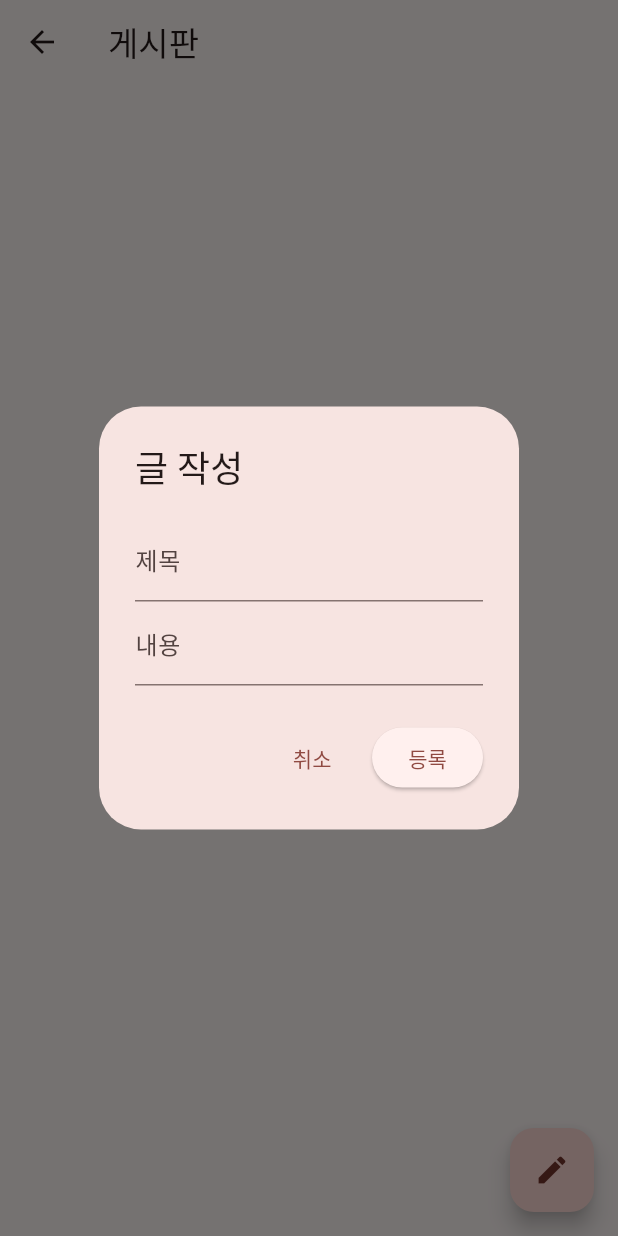
After one commit to pbzz1/Gilajabi, a Flutter app: the BoardPage screen opened directly, after a tap on the "edit" icon, on a phone screen of 412 x 824 dp. The commit adds this screen. Run offline on Flutter 3.47's test engine with Material 3 defaults, Android fonts, the phone set to English and light mode, and no system bars; our stand-ins replace cloud_firestore, webview_flutter; missing offline and left inert: kakao_flutter_sdk, kakao_flutter_sdk_common, kakao_flutter_sdk_user; accounts and stored records are empty.

Commit message:
0414 병합

```diff
--- a/lib/myhomepage.dart
+++ b/lib/myhomepage.dart
@@ -1,6 +1,6 @@
 import 'package:flutter/material.dart';
 import 'screens/home_tab.dart';
-import 'screens/post_tab.dart';
+import 'screens/board_page.dart';
 import 'screens/profile_tab.dart';
 
 
@@ -17,7 +17,7 @@ class _MyHomePageState extends State<MyHomePage> {
 
   final List<Widget> _screens = [
     const HomeTab(),
-    const PostTab(),
+    const BoardPage(),
     const ProfileTab(),
   ];
 
--- /dev/null
+++ b/lib/screens/board_page.dart
@@ -0,0 +1,180 @@
+import 'package:cloud_firestore/cloud_firestore.dart';
+import 'package:flutter/material.dart';
+import 'package:kakao_flutter_sdk_user/kakao_flutter_sdk_user.dart';
+
+class BoardPage extends StatefulWidget {
+  const BoardPage({super.key});
+
+  @override
+  State<BoardPage> createState() => _BoardPageState();
+}
+
+class _BoardPageState extends State<BoardPage> {
+  String? nickname;
+  String? userId;
+
+  @override
+  void initState() {
+    super.initState();
+    _loadUserInfo();
+  }
+
+  Future<void> _loadUserInfo() async {
+    try {
+      final user = await UserApi.instance.me();
+      setState(() {
+        userId = user.id.toString();
+        nickname = user.kakaoAccount?.profile?.nickname ?? '알 수 없음';
+      });
+    } catch (e) {
+      print('사용자 정보 로딩 실패: $e');
+    }
+  }
+
+  @override
+  Widget build(BuildContext context) {
+    return Scaffold(
+      appBar: AppBar(title: const Text('게시판')),
+      body: StreamBuilder<QuerySnapshot>(
+        stream: FirebaseFirestore.instance
+            .collection('posts')
+            .orderBy('createdAt', descending: true)
+            .snapshots(),
+        builder: (context, snapshot) {
+          if (!snapshot.hasData) return const Center(child: CircularProgressIndicator());
+          final docs = snapshot.data!.docs;
+
+          return ListView.builder(
+            itemCount: docs.length,
+            itemBuilder: (context, index) {
+              final doc = docs[index];
+              final data = doc.data() as Map<String, dynamic>;
+              final isAuthor = data['authorId'] == userId;
+
+              return ListTile(
+                title: Text(data['title'] ?? '제목 없음'),
+                subtitle: Text(data['content'] ?? ''),
+                trailing: Row(
+                  mainAxisSize: MainAxisSize.min,
+                  children: [
+                    Text(data['authorNickname'] ?? ''),
+                    if (isAuthor) ...[
+                      IconButton(
+                        icon: const Icon(Icons.edit, size: 20),
+                        onPressed: () => _showEditDialog(context, doc.id, data),
+                      ),
+                      IconButton(
+                        icon: const Icon(Icons.delete, size: 20),
+                        onPressed: () => _deletePost(doc.id),
+                      ),
+                    ],
+                  ],
+                ),
+              );
+            },
+          );
+        },
+      ),
+      floatingActionButton: FloatingActionButton(
+        onPressed: () => _showWriteDialog(context),
+        child: const Icon(Icons.edit),
+      ),
+    );
+  }
+
+  void _showWriteDialog(BuildContext context) {
+    final titleController = TextEditingController();
+    final contentController = TextEditingController();
+
+    showDialog(
+      context: context,
+      builder: (context) => AlertDialog(
+        title: const Text('글 작성'),
+        content: Column(
+          mainAxisSize: MainAxisSize.min,
+          children: [
+            TextField(controller: titleController, decoration: const InputDecoration(labelText: '제목')),
+            TextField(controller: contentController, decoration: const InputDecoration(labelText: '내용')),
+          ],
+        ),
+        actions: [
+          TextButton(onPressed: () => Navigator.pop(context), child: const Text('취소')),
+          ElevatedButton(
+            onPressed: () async {
+              final title = titleController.text;
+              final content = contentController.text;
+
+              if (title.isNotEmpty && content.isNotEmpty && userId != null && nickname != null) {
+                await FirebaseFirestore.instance.collection('posts').add({
+                  'title': title,
+                  'content': content,
+                  'authorId': userId,
+                  'authorNickname': nickname,
+                  'createdAt': FieldValue.serverTimestamp(),
+                });
+              }
+
+              Navigator.pop(context);
+            },
+            child: const Text('등록'),
+          ),
+        ],
+      ),
+    );
+  }
+
+  void _showEditDialog(BuildContext context, String docId, Map<String, dynamic> data) {
+    final titleController = TextEditingController(text: data['title']);
+    final contentController = TextEditingController(text: data['content']);
+
+    showDialog(
+      context: context,
+      builder: (context) => AlertDialog(
+        title: const Text('글 수정'),
+        content: Column(
+          mainAxisSize: MainAxisSize.min,
+          children: [
+            TextField(controller: titleController, decoration: const InputDecoration(labelText: '제목')),
+            TextField(controller: contentController, decoration: const InputDecoration(labelText: '내용')),
+          ],
+        ),
+        actions: [
+          TextButton(onPressed: () => Navigator.pop(context), child: const Text('취소')),
+          ElevatedButton(
+            onPressed: () async {
+              final newTitle = titleController.text;
+              final newContent = contentController.text;
+
+              if (newTitle.isNotEmpty && newContent.isNotEmpty) {
+                await FirebaseFirestore.instance.collection('posts').doc(docId).update({
+                  'title': newTitle,
+                  'content': newContent,
+                });
+              }
+              Navigator.pop(context);
+            },
+            child: const Text('수정'),
+          ),
+        ],
+      ),
+    );
+  }
+
+  void _deletePost(String docId) async {
+    final confirmed = await showDialog<bool>(
+      context: context,
+      builder: (context) => AlertDialog(
+        title: const Text('삭제 확인'),
+        content: const Text('이 글을 삭제하시겠습니까?'),
+        actions: [
+          TextButton(onPressed: () => Navigator.pop(context, false), child: const Text('취소')),
+          TextButton(onPressed: () => Navigator.pop(context, true), child: const Text('삭제')),
+        ],
+      ),
+    );
+
+    if (confirmed == true) {
+      await FirebaseFirestore.instance.collection('posts').doc(docId).delete();
+    }
+  }
+}
```
Also changed, not shown: lib/screens/post_tab.dart (deleted, +0 -12 lines).
